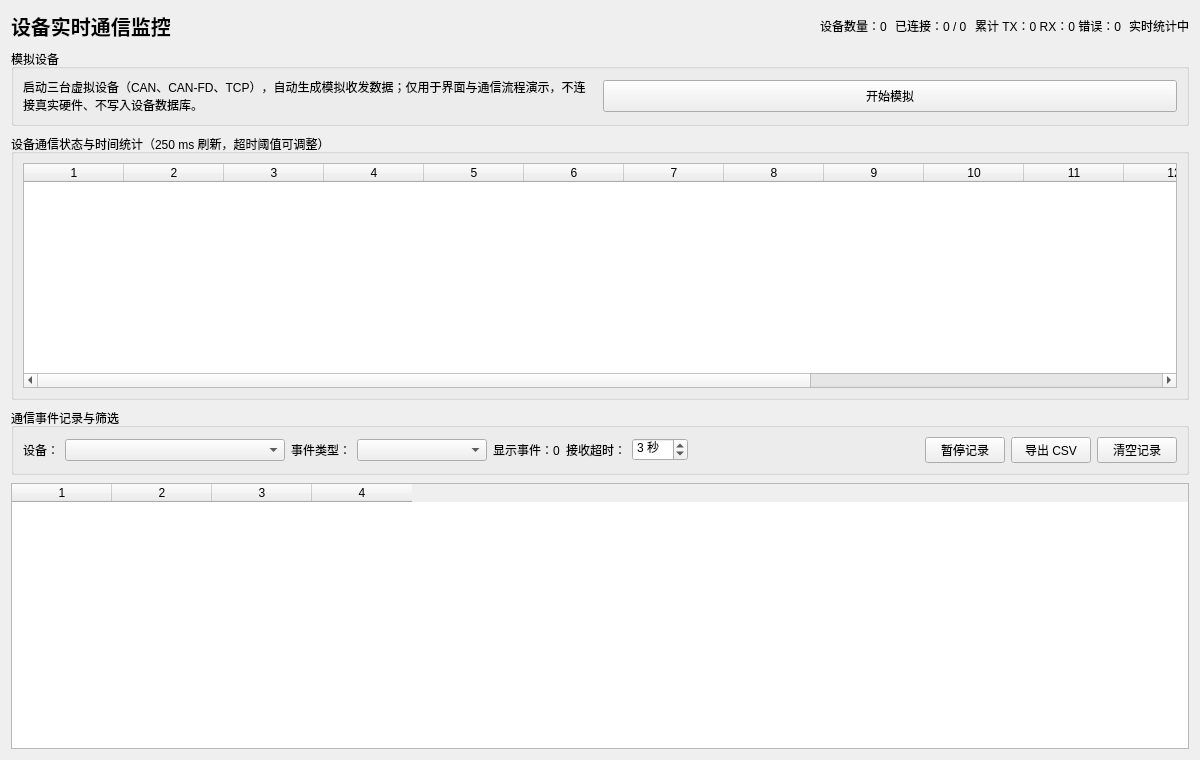
Qt form src/pages/MonitorPage.ui (niudamei/IndustrialHub) before a commit.
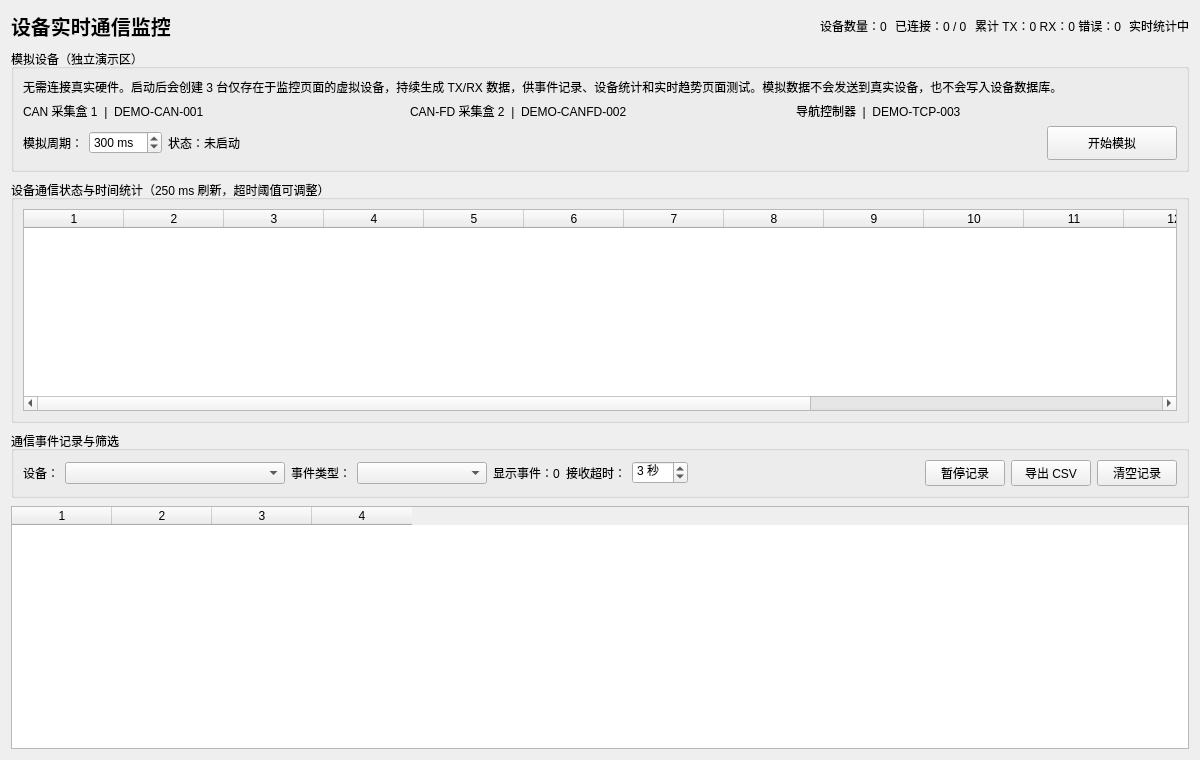
The same form after that commit.

Commit message: Improve independent simulated devices panel

Patch:
```diff
--- a/src/pages/MonitorPage.ui
+++ b/src/pages/MonitorPage.ui
@@ -25,20 +25,44 @@
    </item>
    <item>
     <widget class="QGroupBox" name="demoGroup">
-     <property name="title"><string>模拟设备</string></property>
-     <layout class="QHBoxLayout" name="demoLayout">
+     <property name="title"><string>模拟设备（独立演示区）</string></property>
+     <layout class="QVBoxLayout" name="demoLayout">
       <item>
        <widget class="QLabel" name="demoDescriptionLabel">
-        <property name="text"><string>启动三台虚拟设备（CAN、CAN-FD、TCP），自动生成模拟收发数据；仅用于界面与通信流程演示，不连接真实硬件、不写入设备数据库。</string></property>
+        <property name="text"><string>无需连接真实硬件。启动后会创建 3 台仅存在于监控页面的虚拟设备，持续生成 TX/RX 数据，供事件记录、设备统计和实时趋势页面测试。模拟数据不会发送到真实设备，也不会写入设备数据库。</string></property>
         <property name="wordWrap"><bool>true</bool></property>
        </widget>
       </item>
       <item>
-       <widget class="QPushButton" name="demoButton">
-        <property name="minimumSize"><size><width>120</width><height>32</height></size></property>
-        <property name="text"><string>开始模拟</string></property>
-        <property name="toolTip"><string>生成虚拟设备和通信数据，不连接真实硬件、不写入设备数据库</string></property>
-       </widget>
+       <layout class="QHBoxLayout" name="demoDeviceLayout">
+        <item><widget class="QLabel" name="demoCanLabel"><property name="text"><string>CAN 采集盒 1  |  DEMO-CAN-001</string></property></widget></item>
+        <item><widget class="QLabel" name="demoCanFdLabel"><property name="text"><string>CAN-FD 采集盒 2  |  DEMO-CANFD-002</string></property></widget></item>
+        <item><widget class="QLabel" name="demoTcpLabel"><property name="text"><string>导航控制器  |  DEMO-TCP-003</string></property></widget></item>
+       </layout>
+      </item>
+      <item>
+       <layout class="QHBoxLayout" name="demoControlLayout">
+        <item><widget class="QLabel" name="demoIntervalLabel"><property name="text"><string>模拟周期：</string></property></widget></item>
+        <item>
+         <widget class="QSpinBox" name="demoIntervalSpinBox">
+          <property name="minimum"><number>100</number></property>
+          <property name="maximum"><number>3000</number></property>
+          <property name="singleStep"><number>100</number></property>
+          <property name="value"><number>300</number></property>
+          <property name="suffix"><string> ms</string></property>
+          <property name="toolTip"><string>每隔指定时间为三台模拟设备各生成一组 TX/RX 数据</string></property>
+         </widget>
+        </item>
+        <item><widget class="QLabel" name="demoStatusLabel"><property name="text"><string>状态：未启动</string></property></widget></item>
+        <item><spacer name="demoControlSpacer"><property name="orientation"><enum>Qt::Horizontal</enum></property><property name="sizeHint" stdset="0"><size><width>30</width><height>20</height></size></property></spacer></item>
+        <item>
+         <widget class="QPushButton" name="demoButton">
+          <property name="minimumSize"><size><width>130</width><height>34</height></size></property>
+          <property name="text"><string>开始模拟</string></property>
+          <property name="toolTip"><string>启动或停止三台虚拟设备的数据模拟</string></property>
+         </widget>
+        </item>
+       </layout>
       </item>
      </layout>
     </widget>
```
